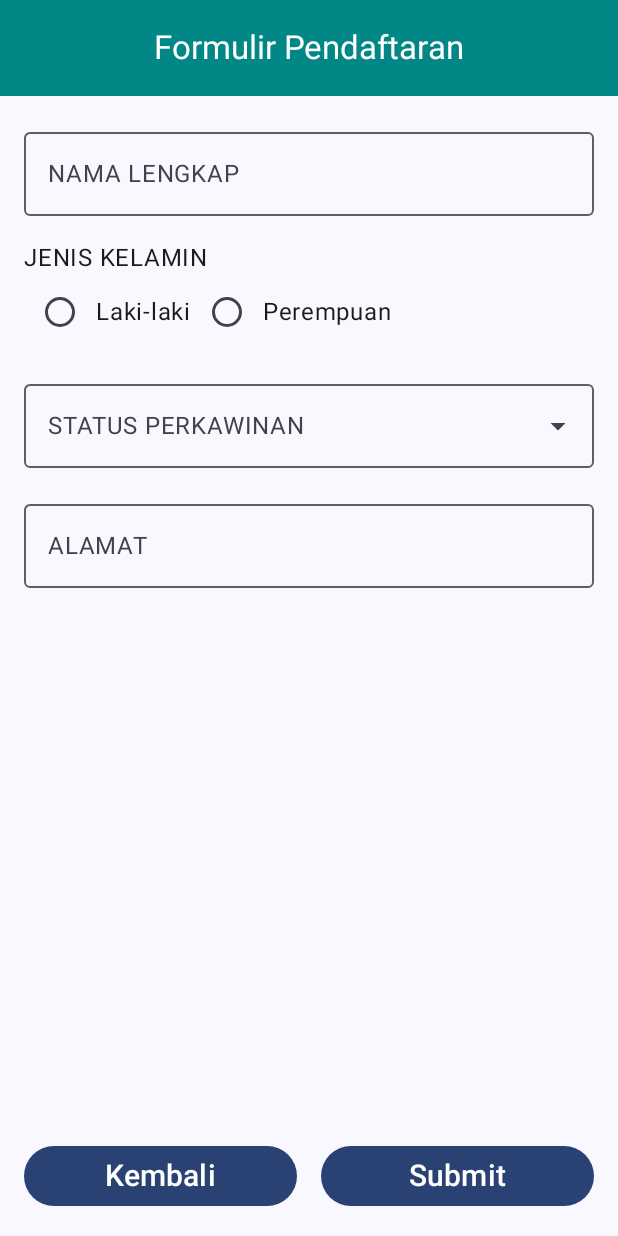
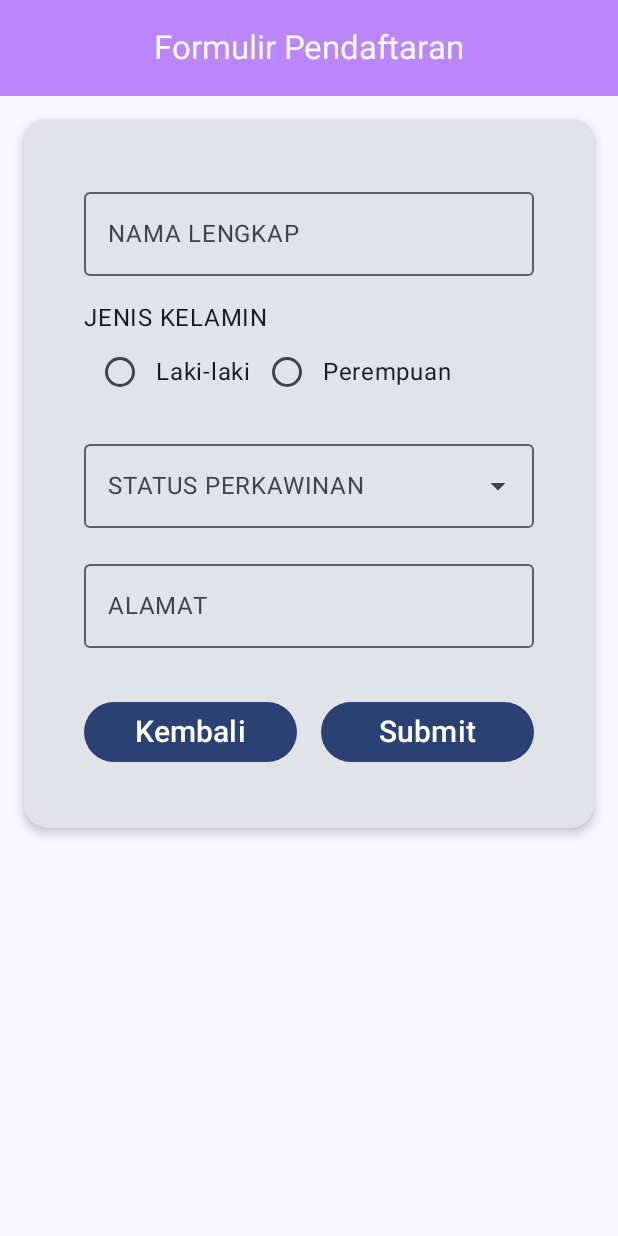
Before and after one commit to vararais/QuestNavigasTugas_049, an Android app built with Jetpack Compose: the FormulirScreen screen opened through its navigation route, on a phone screen of 412 x 824 dp. Run offline under Robolectric (Android 15) with nearby library versions, the phone set to English and light mode, and no system bars.

Commit message:
Menambahkan Card untuk membungkus formulir

```diff
--- a/app/src/main/java/com/example/questnavigastugas_049/view/PageForm.kt
+++ b/app/src/main/java/com/example/questnavigastugas_049/view/PageForm.kt
@@ -8,8 +8,11 @@ import androidx.compose.foundation.layout.fillMaxWidth
 import androidx.compose.foundation.layout.height
 import androidx.compose.foundation.layout.padding
 import androidx.compose.foundation.layout.width
+import androidx.compose.foundation.shape.RoundedCornerShape
 import androidx.compose.material3.AlertDialog
 import androidx.compose.material3.Button
+import androidx.compose.material3.Card
+import androidx.compose.material3.CardDefaults
 import androidx.compose.material3.DropdownMenuItem
 import androidx.compose.material3.ExperimentalMaterial3Api
 import androidx.compose.material3.ExposedDropdownMenuBox
@@ -36,6 +39,7 @@ import androidx.compose.ui.res.stringResource
 import androidx.compose.ui.unit.sp
 import com.example.questnavigastugas_049.R
 import androidx.compose.material3.CenterAlignedTopAppBar
+import androidx.compose.ui.unit.dp
 
 @OptIn(ExperimentalMaterial3Api::class)
 @Composable
@@ -63,7 +67,7 @@ fun FormulirScreen(
             CenterAlignedTopAppBar(
                 title = { Text(stringResource(id = R.string.formulir_daftar), color = Color.White) },
                 colors = TopAppBarDefaults.centerAlignedTopAppBarColors(
-                    containerColor = colorResource(id = R.color.teal_700)
+                    containerColor = colorResource(id = R.color.purple_200)
                 )
             )
         }
@@ -72,6 +76,16 @@ fun FormulirScreen(
             modifier = Modifier
                 .padding(paddingValues)
                 .padding(dimensionResource(id = R.dimen.padding_medium)),
+            horizontalAlignment = Alignment.CenterHorizontally
+        ) {
+            Card(
+                modifier = Modifier.fillMaxWidth(),
+                shape = RoundedCornerShape(16.dp),
+                elevation = CardDefaults.cardElevation(defaultElevation = 4.dp)
+            ) {
+                Column(
+                    modifier = Modifier
+                        .padding(vertical = 40.dp, horizontal = 40.dp),
                     horizontalAlignment = Alignment.CenterHorizontally
                 ) {
                     OutlinedTextField(
@@ -84,7 +98,10 @@ fun FormulirScreen(
                     )
                     Spacer(modifier = Modifier.height(dimensionResource(id = R.dimen.padding_medium)))
 
-            Text(stringResource(id = R.string.jenis_kelamin), modifier = Modifier.fillMaxWidth())
+                    Text(
+                        stringResource(id = R.string.jenis_kelamin),
+                        modifier = Modifier.fillMaxWidth()
+                    )
                     Row(modifier = Modifier.fillMaxWidth()) {
                         jenisKelaminOptions.forEach { option ->
                             Row(verticalAlignment = Alignment.CenterVertically) {
@@ -141,7 +158,7 @@ fun FormulirScreen(
                         singleLine = true
                     )
 
-            Spacer(modifier = Modifier.weight(1f))
+                    Spacer(modifier = Modifier.height(32.dp))
 
                     Row(
                         modifier = Modifier.fillMaxWidth(),
@@ -171,6 +188,8 @@ fun FormulirScreen(
                                 stringResource(id = R.string.submit),
                                 fontSize = 20.sp
                             )
+                        }
+                    }
                 }
             }
         }
```
Lines whose indentation alone changed are shown as unchanged.
